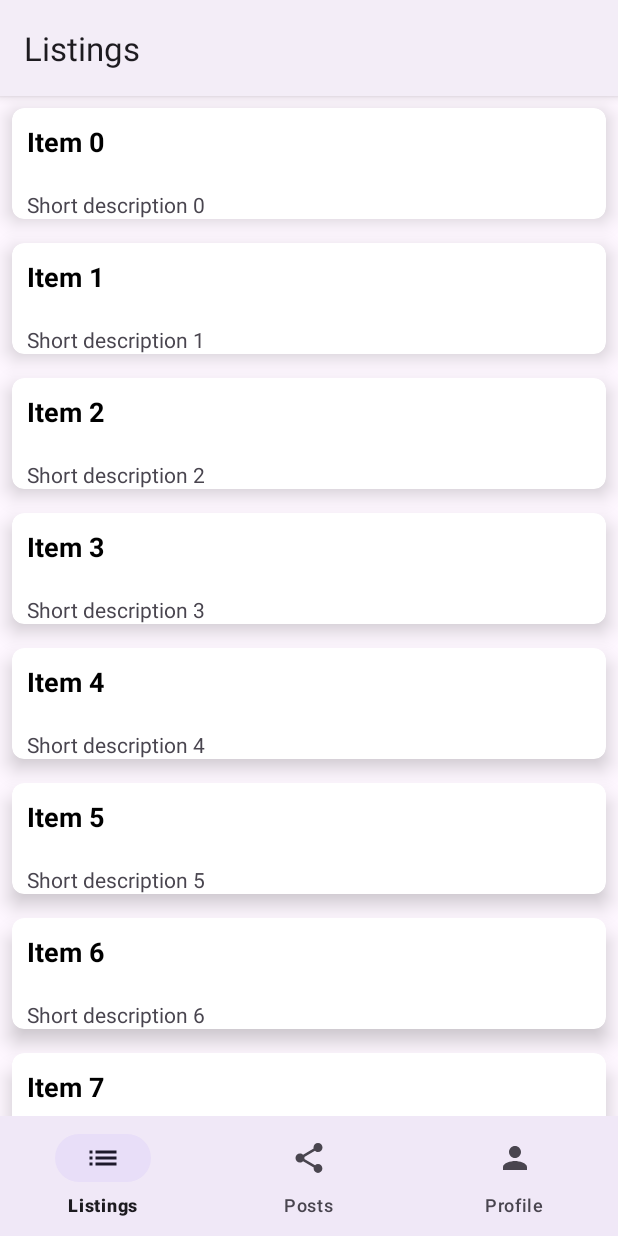
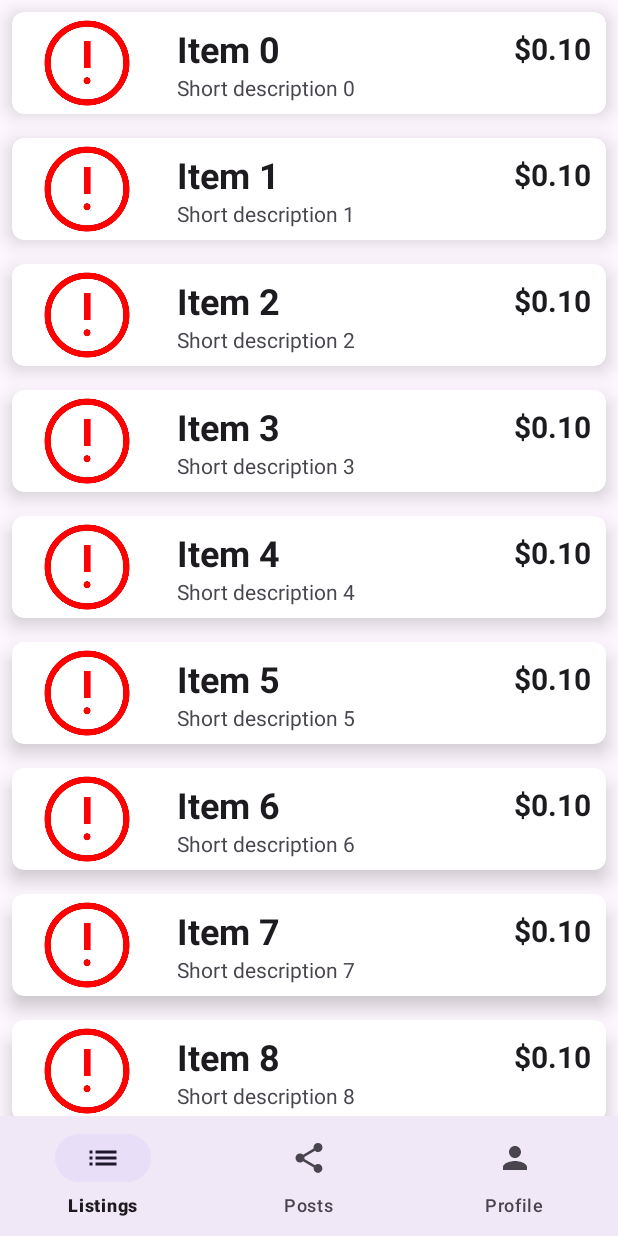
Before and after one commit to BillRenCN/407-Project, an Android app: the screen it shows after launch (MainActivity), on a phone screen of 412 x 824 dp. Run offline under Robolectric (Android 15) with nearby library versions, the phone set to English and light mode, and no system bars; our stand-ins replace navigation-ui.

Commit message:
Load listing images, listing card layout improvements

```diff
--- a/app/src/main/java/com/cs407/project/ui/listing/ListingAdapter.kt
+++ b/app/src/main/java/com/cs407/project/ui/listing/ListingAdapter.kt
@@ -1,11 +1,18 @@
 package com.cs407.project.ui.listing
 
+import android.graphics.BitmapFactory
+import android.util.Log
+import android.util.TypedValue
 import android.view.LayoutInflater
 import android.view.View
 import android.view.ViewGroup
+import android.widget.ImageView
 import android.widget.TextView
 import androidx.recyclerview.widget.RecyclerView
 import com.cs407.project.R
+import java.io.File
+import java.text.NumberFormat
+import java.util.Currency
 
 class ListingAdapter(
     private val listingModelArrayList: ArrayList<ListingModel>
@@ -20,6 +27,40 @@ class ListingAdapter(
         val model: ListingModel = listingModelArrayList[position]
         holder.itemName.text = model.name
         holder.itemDescription.text = model.description
+        val priceFormat = NumberFormat.getCurrencyInstance()
+        priceFormat.currency = Currency.getInstance("USD")
+        holder.itemPrice.text = priceFormat.format(model.price)
+
+        val filesDir = holder.itemView.context.filesDir
+        val imagesDir = "${filesDir.absolutePath}/images"
+        val imagesDirFile = File(imagesDir)
+        if (!imagesDirFile.exists()) {
+            imagesDirFile.mkdirs()
+        }
+        val imageFile = File("${imagesDir}/${model.itemId}")
+
+        if (imageFile.exists()) {
+            val requiredWidthPx = TypedValue.applyDimension(
+                TypedValue.COMPLEX_UNIT_DIP, 100f, holder.itemView.context.resources.displayMetrics
+            ).toInt()
+
+            // Set BitmapFactory options to scale down the image
+            val options = BitmapFactory.Options().apply {
+                inJustDecodeBounds = true  // First decode to get dimensions
+                BitmapFactory.decodeFile(imageFile.absolutePath, this)
+                inSampleSize = calculateInSampleSize(this, requiredWidthPx)
+                inJustDecodeBounds = false // Decode again for the actual bitmap
+            }
+
+            // Decode bitmap with inSampleSize set
+            val scaledBitmap = BitmapFactory.decodeFile(imageFile.absolutePath, options)
+            holder.imageView.scaleType = ImageView.ScaleType.FIT_XY
+            holder.imageView.setImageBitmap(scaledBitmap)
+        } else {
+            holder.imageView.scaleType = ImageView.ScaleType.FIT_CENTER
+            holder.imageView.setImageResource(R.drawable.error_image)
+            Log.e("ListingAdapter", "Image does not exist for item ${model.itemId}")
+        }
     }
 
     override fun getItemCount(): Int {
@@ -29,5 +70,18 @@ class ListingAdapter(
     class ViewHolder(itemView: View) : RecyclerView.ViewHolder(itemView) {
         val itemName: TextView = itemView.findViewById(R.id.itemName)
         val itemDescription: TextView = itemView.findViewById(R.id.itemDescription)
+        val itemPrice: TextView = itemView.findViewById(R.id.itemPrice)
+        val imageView: ImageView = itemView.findViewById(R.id.imageView)
+    }
+
+    private fun calculateInSampleSize(options: BitmapFactory.Options, reqWidth: Int): Int {
+        val width: Int = options.outWidth
+        var inSampleSize = 1
+
+        if (width > reqWidth) {
+            val widthRatio = width / reqWidth
+            inSampleSize = widthRatio
+        }
+        return inSampleSize.coerceAtLeast(1)  // Ensure it's at least 1
     }
 }
--- a/app/src/main/java/com/cs407/project/ui/listing/ListingFragment.kt
+++ b/app/src/main/java/com/cs407/project/ui/listing/ListingFragment.kt
@@ -4,6 +4,7 @@ import android.os.Bundle
 import android.view.LayoutInflater
 import android.view.View
 import android.view.ViewGroup
+import androidx.appcompat.app.AppCompatActivity
 import androidx.fragment.app.Fragment
 import androidx.lifecycle.ViewModelProvider
 import androidx.recyclerview.widget.LinearLayoutManager
@@ -38,6 +39,8 @@ class ListingFragment : Fragment() {
         val recyclerView = binding.recyclerView
         recyclerView.layoutManager = LinearLayoutManager(requireContext(), LinearLayoutManager.VERTICAL, false)
         recyclerView.adapter = ListingAdapter(listingModelArrayList)
+
+        (requireActivity() as AppCompatActivity).supportActionBar?.hide()
         return root
     }
 
--- a/app/src/main/java/com/cs407/project/ui/listing/ListingModel.kt
+++ b/app/src/main/java/com/cs407/project/ui/listing/ListingModel.kt
@@ -3,6 +3,6 @@ package com.cs407.project.ui.listing
 data class ListingModel(
     val name: String = "Unnamed item",
     val description: String = "No description",
-    val user: Int = 0,
-    val imageId: Int? = null,
+    val itemId: Int? = null,
+    val price: Double = 0.1
 )
--- a/app/src/main/java/com/cs407/project/ui/posts/PostsFragment.kt
+++ b/app/src/main/java/com/cs407/project/ui/posts/PostsFragment.kt
@@ -5,6 +5,7 @@ import android.view.LayoutInflater
 import android.view.View
 import android.view.ViewGroup
 import android.widget.TextView
+import androidx.appcompat.app.AppCompatActivity
 import androidx.fragment.app.Fragment
 import androidx.lifecycle.ViewModelProvider
 import com.cs407.project.databinding.FragmentPostsBinding
@@ -32,6 +33,7 @@ class PostsFragment : Fragment() {
         postsViewModel.text.observe(viewLifecycleOwner) {
             textView.text = it
         }
+        (requireActivity() as AppCompatActivity).supportActionBar?.hide()
         return root
     }
 
--- a/app/src/main/java/com/cs407/project/ui/profile/ProfileFragment.kt
+++ b/app/src/main/java/com/cs407/project/ui/profile/ProfileFragment.kt
@@ -7,6 +7,7 @@ import android.view.View
 import android.view.ViewGroup
 import android.view.inputmethod.InputMethodManager
 import android.widget.TextView
+import androidx.appcompat.app.AppCompatActivity
 import androidx.fragment.app.Fragment
 import androidx.lifecycle.ViewModelProvider
 import androidx.lifecycle.lifecycleScope
@@ -66,6 +67,7 @@ class ProfileFragment : Fragment() {
             }
         }
 
+        (requireActivity() as AppCompatActivity).supportActionBar?.hide()
         return root
     }
 
--- a/app/src/main/res/layout/recyclerview_listing_card.xml
+++ b/app/src/main/res/layout/recyclerview_listing_card.xml
@@ -1,6 +1,7 @@
 <?xml version="1.0" encoding="utf-8"?>
 <androidx.cardview.widget.CardView xmlns:android="http://schemas.android.com/apk/res/android"
     xmlns:app="http://schemas.android.com/apk/res-auto"
+    xmlns:tools="http://schemas.android.com/tools"
     android:layout_width="match_parent"
     android:layout_height="wrap_content"
     android:layout_margin="8dp"
@@ -15,23 +16,69 @@
         android:layout_width="match_parent"
         android:layout_height="wrap_content">
 
+        <LinearLayout
+            android:layout_width="match_parent"
+            android:layout_height="wrap_content"
+            android:orientation="horizontal">
+
+            <ImageView
+                android:id="@+id/imageView"
+                android:layout_width="100dp"
+                android:layout_height="match_parent"
+                android:scaleType="fitXY"
+                tools:srcCompat="@tools:sample/backgrounds/scenic" />
+
+            <LinearLayout
+                android:layout_width="match_parent"
+                android:layout_height="wrap_content"
+                android:orientation="vertical">
+
+                <androidx.constraintlayout.widget.ConstraintLayout
+                    android:layout_width="match_parent"
+                    android:layout_height="match_parent"
+                    android:layout_marginStart="10dp"
+                    android:layout_marginTop="8dp"
+                    android:layout_marginEnd="10dp">
+
                     <TextView
                         android:id="@+id/itemName"
-            android:layout_width="match_parent"
+                        android:layout_width="0dp"
                         android:layout_height="wrap_content"
-            android:layout_marginStart="10dp"
-            android:layout_marginTop="10dp"
-            android:textColor="@color/black"
-            android:textSize="18sp"
-            android:textStyle="bold" />
+                        android:textColor="?android:attr/textColorPrimary"
+                        android:textSize="24sp"
+                        android:textStyle="bold"
+                        app:layout_constraintEnd_toStartOf="@id/itemPrice"
+                        app:layout_constraintStart_toStartOf="parent"
+                        app:layout_constraintTop_toTopOf="parent"
+                        tools:text="Item Name" />
+
+                    <TextView
+                        android:id="@+id/itemPrice"
+                        android:layout_width="wrap_content"
+                        android:layout_height="wrap_content"
+                        android:textAlignment="textEnd"
+                        android:textColor="?android:attr/textColorPrimary"
+                        android:textSize="20sp"
+                        android:textStyle="bold"
+                        app:layout_constraintBottom_toBottomOf="parent"
+                        app:layout_constraintEnd_toEndOf="parent"
+                        app:layout_constraintStart_toEndOf="@+id/itemName"
+                        app:layout_constraintTop_toTopOf="parent"
+                        tools:text="$1.23" />
+                </androidx.constraintlayout.widget.ConstraintLayout>
 
                 <TextView
                     android:id="@+id/itemDescription"
                     android:layout_width="match_parent"
                     android:layout_height="wrap_content"
-            android:layout_below="@id/itemName"
                     android:layout_marginStart="10dp"
-            android:layout_marginTop="20dp"
-            android:drawablePadding="2dp" />
+                    android:layout_marginEnd="10dp"
+                    android:layout_marginBottom="8dp"
+                    android:textColor="?android:attr/textColorSecondary"
+                    tools:text="This is a short description of the item. It should be at most 3 lines. This is a third line so it gets previewed better." />
+
+            </LinearLayout>
+        </LinearLayout>
+
     </RelativeLayout>
 </androidx.cardview.widget.CardView>
```
Also changed, not shown: app/src/main/res/drawable/error_image.webp (added). Lines whose indentation alone changed are shown as unchanged.
